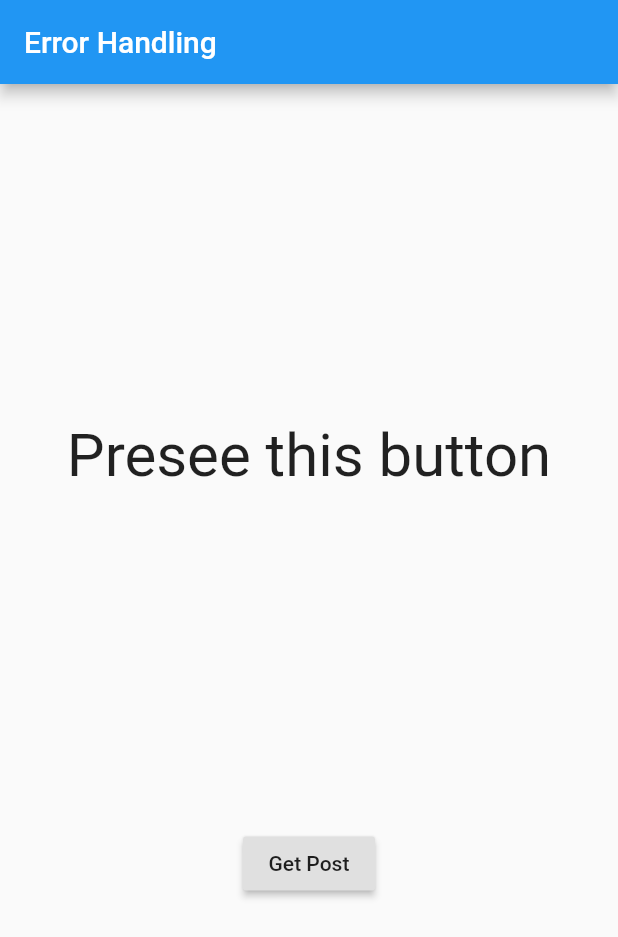
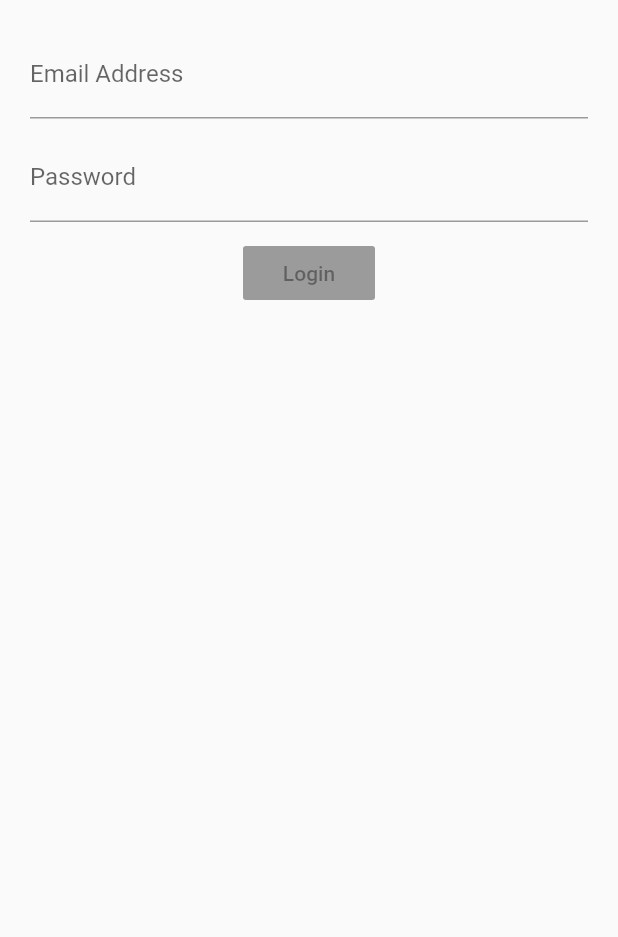
Before and after one commit to HTibs/Learning-Functional-Programming, a Flutter app: the screen it shows after launch, on a phone screen of 412 x 824 dp. Shown: the top 937 px of the screen. Run offline on Flutter 3.47's test engine with Material 2 defaults, Android fonts, the phone set to English and light mode, and no system bars; our stand-ins replace dartz, rxdart.

Commit message:
learned forms and rx dart

```diff
--- /dev/null
+++ b/lib/bloc_pattern/flutter_architecture/src/app.dart
@@ -0,0 +1,19 @@
+import 'package:flutter/material.dart';
+
+import 'screens/login_screen.dart';
+
+import 'blocs/bloc_provider.dart';
+
+class App extends StatelessWidget {
+  @override
+  Widget build(BuildContext context) {
+    return BlocProvider(
+      child: MaterialApp(
+        title: "Log me IN",
+        home: Scaffold(
+          body: LoginScreen(),
+        ),
+      ),
+    );
+  }
+}
--- /dev/null
+++ b/lib/bloc_pattern/flutter_architecture/src/blocs/bloc.dart
@@ -0,0 +1,53 @@
+import 'dart:async';
+
+import 'package:rxdart/rxdart.dart';
+
+import 'validators.dart';
+
+/// in blocs make the stream controllers pivate
+/// make the add function public using geter functions
+/// make the stream public using getter functions
+
+class Bloc extends Object with Validators {
+  final BehaviorSubject<String> _emailController = BehaviorSubject<String>();
+  final BehaviorSubject<String> _passwordController = BehaviorSubject<String>();
+
+  ///Add data to stream / change data in the strem
+  Function(String) get changedEmail => _emailController.sink.add;
+  Function(String) get changePasswrod => _passwordController.sink.add;
+
+  /// add dTA TP stream
+  Stream<String> get email => _emailController.stream.transform(validateEmail);
+  Stream<String> get password =>
+      _passwordController.stream.transform(validatePassword);
+
+  Stream<bool> get submitValid =>
+      Rx.combineLatest2(email, password, (a, b) => true);
+
+  submit() {
+    final validEmail = _emailController.value;
+    final validPassword = _passwordController.value;
+
+    print("Email is $validEmail");
+    print("Password is $validPassword");
+  }
+
+  dispose() {
+    _emailController.close();
+    _passwordController.close();
+  }
+}
+
+/// there are two ways to use bloc instances
+/// 1) Single Global Instance  only recomended for small apps
+/// 2) Scoped Instances for high complexity applications
+///
+///
+/// Single Global Instance means that a single instance of the bloc class will be made and that will be accessed through out the application
+///
+/// Scoped Instances various instancec of the bloc class will be made and used accordingly
+/// implmented using inherited widgets mostly
+///
+///
+
+final Bloc singleGlobalInstanceBloc = Bloc();
--- /dev/null
+++ b/lib/bloc_pattern/flutter_architecture/src/blocs/bloc_provider.dart
@@ -0,0 +1,16 @@
+import 'package:flutter/material.dart';
+
+import 'bloc.dart';
+
+class BlocProvider extends InheritedWidget {
+  final Bloc bloc = Bloc();
+
+  BlocProvider({Key key, Widget child}) : super(key: key, child: child);
+
+  static Bloc of(BuildContext context) {
+    return (context.inheritFromWidgetOfExactType(BlocProvider) as BlocProvider)
+        .bloc;
+  }
+
+  bool updateShouldNotify(_) => true;
+}
--- /dev/null
+++ b/lib/bloc_pattern/flutter_architecture/src/blocs/validators.dart
@@ -0,0 +1,20 @@
+import 'dart:async';
+
+class Validators {
+  final validateEmail =
+      StreamTransformer<String, String>.fromHandlers(handleData: (email, sink) {
+    if (email.contains('@')) {
+      sink.add(email);
+    } else {
+      sink.addError("Enter valid Email");
+    }
+  });
+
+  final validatePassword = StreamTransformer<String, String>.fromHandlers(
+      handleData: (password, sink) {
+    if (password.length > 3) {
+      sink.add(password);
+    } else
+      sink.addError("Password must be at least 4 characters");
+  });
+}
--- /dev/null
+++ b/lib/bloc_pattern/flutter_architecture/src/screens/login_screen.dart
@@ -0,0 +1,72 @@
+import 'package:flutter/material.dart';
+
+import '../blocs/bloc.dart';
+import '../blocs/bloc_provider.dart';
+
+class LoginScreen extends StatelessWidget {
+  @override
+  Widget build(BuildContext context) {
+    final singleInstanceBloc = BlocProvider.of(context);
+
+    return Container(
+      margin: const EdgeInsets.all(20),
+      child: Column(
+        children: [
+          emailField(singleInstanceBloc),
+          Container(
+            margin: EdgeInsets.only(top: 10),
+          ),
+          passwordField(singleInstanceBloc),
+          Container(
+            margin: EdgeInsets.only(top: 10),
+          ),
+          submitButton(singleInstanceBloc)
+        ],
+      ),
+    );
+  }
+
+  Widget emailField(Bloc singleInstanceBloc) {
+    return StreamBuilder(
+        stream: singleInstanceBloc.email,
+        builder: (context, snapshot) {
+          return TextField(
+            onChanged: singleInstanceBloc.changedEmail,
+            keyboardType: TextInputType.emailAddress,
+            decoration: InputDecoration(
+                hintText: 'example@email.com',
+                labelText: 'Email Address',
+                errorText: snapshot.error),
+          );
+        });
+  }
+
+  Widget passwordField(Bloc singleInstanceBloc) {
+    return StreamBuilder(
+        stream: singleInstanceBloc.password,
+        builder: (context, snapshot) {
+          return TextField(
+            //keyboardType: TextInputType.visiblePassword,
+            onChanged: singleInstanceBloc.changePasswrod,
+            obscureText: true,
+            decoration: InputDecoration(
+                hintText: 'Password',
+                labelText: 'Password',
+                errorText: snapshot.error),
+          );
+        });
+  }
+
+  Widget submitButton(Bloc singleInstanceBloc) {
+    return StreamBuilder(
+        stream: singleInstanceBloc.submitValid,
+        builder: (context, snapshot) {
+          return RaisedButton(
+            onPressed:
+                snapshot.hasData == true ? singleInstanceBloc.submit : null,
+            child: Text('Login'),
+            color: Colors.blue,
+          );
+        });
+  }
+}
--- /dev/null
+++ b/lib/bloc_pattern/tensor_programming/api_key.dart
@@ -0,0 +1,3 @@
+class ApiKey {
+  static const String MOVIEDB_APIKEY = 'f4f8f3d69359cb3f4157a8f8ff39614f';
+}
--- a/lib/main.dart
+++ b/lib/main.dart
@@ -1,9 +1,13 @@
 import 'package:flutter/material.dart';
 
 import 'error_handling/resocoder/main_error_handling.dart';
+import 'rx_dart/mtechviral/main_for_rxdart.dart';
+
+import 'bloc_pattern/flutter_architecture/src/app.dart';
 
 void main() {
-  runApp(ErrorHandlingResoCoder());
+  //runApp(ErrorHandlingResoCoder());
+  runApp(App());
 }
 
 class MyApp extends StatelessWidget {
--- a/pubspec.yaml
+++ b/pubspec.yaml
@@ -25,6 +25,8 @@ dependencies:
     sdk: flutter
   provider:
   dartz: ^0.9.0-dev.5
+  rxdart:
+  http:
 
 
   # The following adds the Cupertino Icons font to your application.
```
Also changed, not shown: lib/bloc_pattern/flutter_architecture/main_flutter_architecture.dart (added, +57 -0 lines), lib/bloc_pattern/tensor_programming/bloc.dart (added, +16 -0 lines), lib/bloc_pattern/tensor_programming/model.dart (added, +34 -0 lines), lib/rx_dart/mtechviral/demo.dart (added, +24 -0 lines), lib/rx_dart/mtechviral/main_for_rxdart.dart (added, +201 -0 lines), lib/bloc_pattern/tensor_programming/main_bloc_tensor_programming.dart (added), pubspec.lock.
